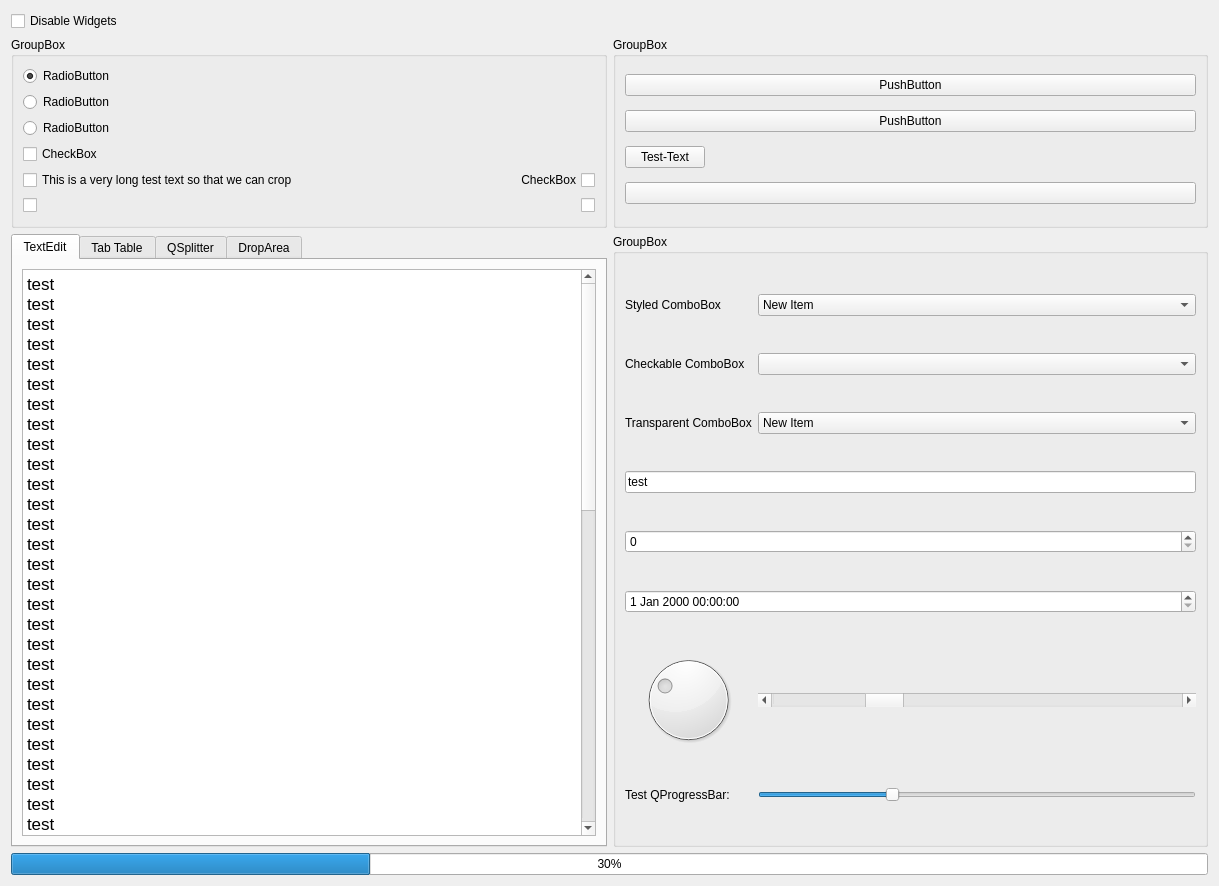
Old version of the form qute_style/ui/test_window.ui in the repository TUV-SUD-Product-Service-GmbH/QuteStyle.
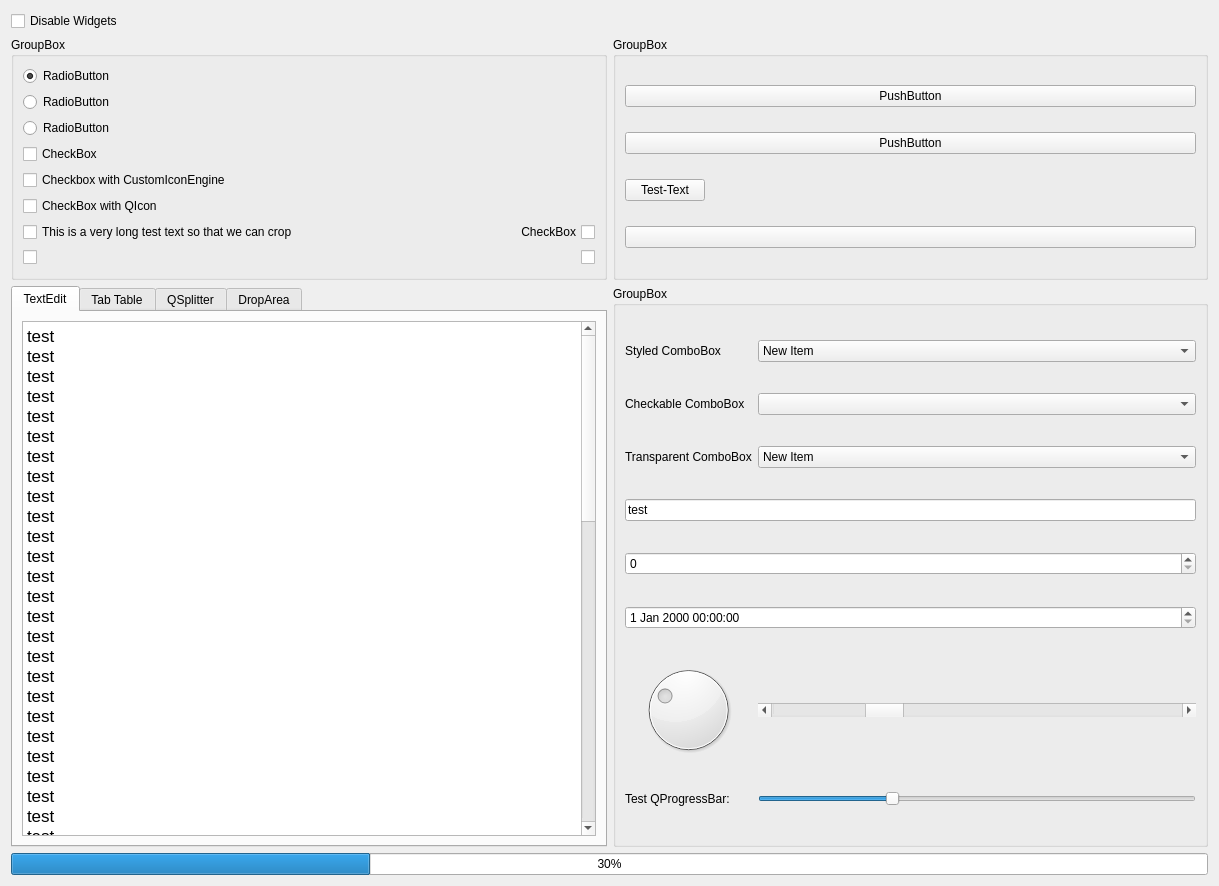
New version of the form. Custom widgets are drawn as their Qt base class.

Commit message:
Fix missing icon in CheckableComboBox #28 (#29)
* Improves examples for bug #26

The edit to the form file:
```diff
--- a/qute_style/ui/test_window.ui
+++ b/qute_style/ui/test_window.ui
@@ -249,6 +249,20 @@
           </property>
          </widget>
         </item>
+        <item>
+         <widget class="QCheckBox" name="custom_icon_engine_checkbox">
+          <property name="text">
+           <string>Checkbox with CustomIconEngine</string>
+          </property>
+         </widget>
+        </item>
+        <item>
+         <widget class="QCheckBox" name="icon_checkbox">
+          <property name="text">
+           <string>CheckBox with QIcon</string>
+          </property>
+         </widget>
+        </item>
         <item>
          <layout class="QHBoxLayout" name="horizontalLayout_5">
           <item>
```
The commit also changes 6 other files.
